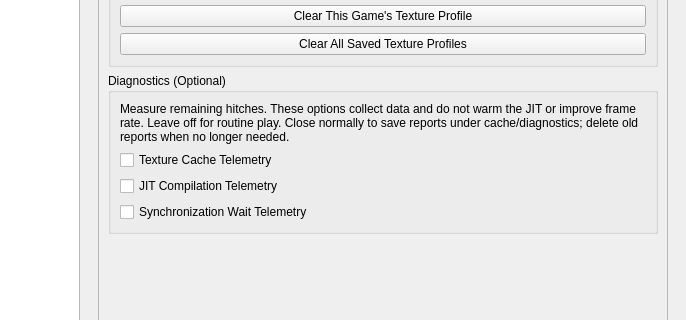
Before: the Qt Designer form vita3k/gui-qt/src/settings_dialog.ui in zipkindev/Vita3K, drawn with Qt 5; both pictures show x 94 to 780 and y 356 to 676 of the 780 by 912 pixel window.
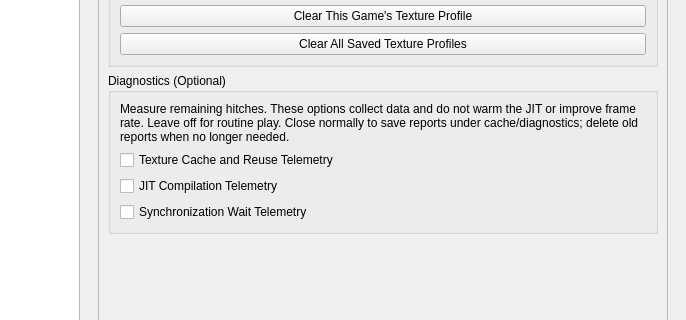
After: the same form once the commit is applied. The open tabs and pages were chosen to show the change.

Commit message: Classify demand texture decoding after bounded cache eviction

```diff
--- a/vita3k/gui-qt/src/settings_dialog.ui
+++ b/vita3k/gui-qt/src/settings_dialog.ui
@@ -1235,7 +1235,7 @@
                 <item>
                  <widget class="QCheckBox" name="decoded_texture_telemetry">
                   <property name="text">
-                   <string>Texture Cache Telemetry</string>
+                   <string>Texture Cache and Reuse Telemetry</string>
                   </property>
                   <property name="toolTip">
                    <string>Writes bounded counters once per second (up to four hours). Includes hits, misses, decode time and evictions; no texture contents.</string>
```
Left out of the diff: 2 changed lines with no effect on the pictures. The commit also changes 11 other files.
